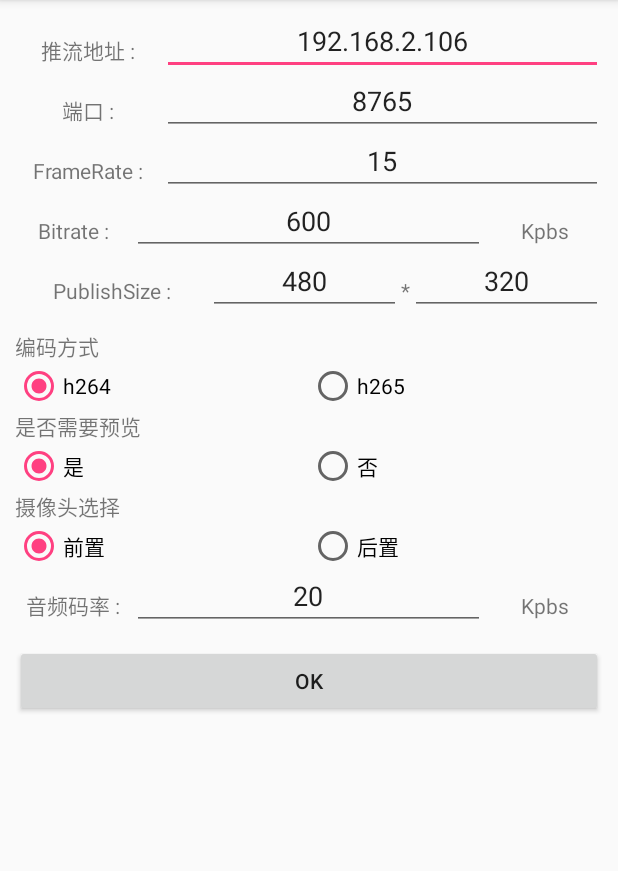
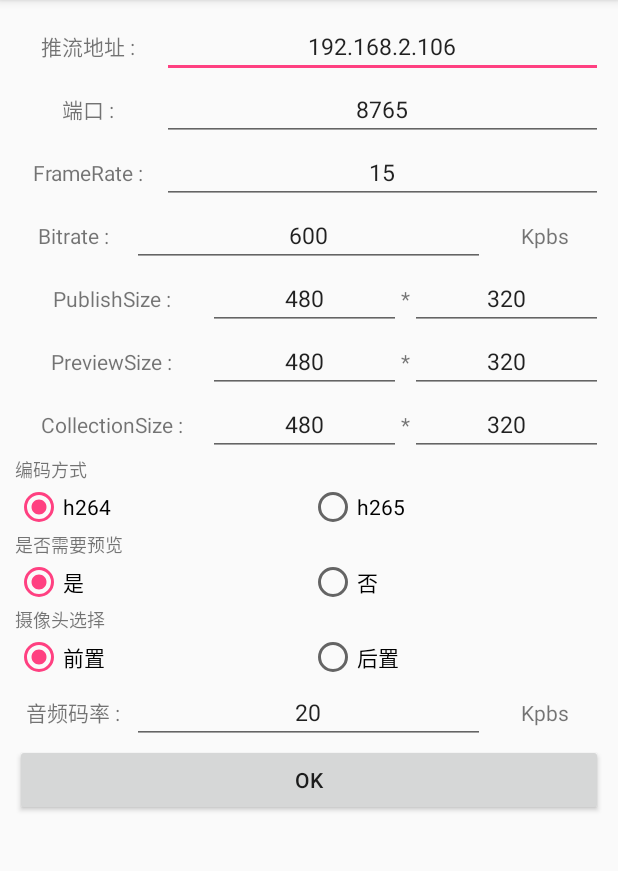
Before and after one commit to wbaizx/VideoLive, an Android app: the SendReady screen opened directly, with no data from a screen before it, on a phone screen of 412 x 824 dp, the part 84-955 px from its top. Run offline under Robolectric (Android 15) with nearby library versions, the phone set to English and light mode, and no system bars.

Commit message:
修复文件录制崩溃，增加文件录制准备就绪回调，增加几种类型分辨率设置

```diff
--- a/app/src/main/java/com/videolive/Send.java
+++ b/app/src/main/java/com/videolive/Send.java
@@ -32,7 +32,9 @@ public class Send extends AppCompatActivity {
                 .setIsPreview(getIntent().getExtras().getBoolean("ispreview"))
                 .setBitrate(getIntent().getExtras().getInt("bitrate"))
                 .setBitrateVC(getIntent().getExtras().getInt("bitrate_vc"))
-                .setPublishSize(getIntent().getExtras().getInt("width"), getIntent().getExtras().getInt("height"))
+                .setPublishSize(getIntent().getExtras().getInt("pu_width"), getIntent().getExtras().getInt("pu_height"))
+                .setPreviewSize(getIntent().getExtras().getInt("pr_width"), getIntent().getExtras().getInt("pr_height"))
+                .setCollectionSize(getIntent().getExtras().getInt("c_width"), getIntent().getExtras().getInt("c_height"))
                 .setRotate(getIntent().getExtras().getBoolean("rotate"))
                 .setVideoPath(Environment.getExternalStorageDirectory().getPath() + "/VideoLive.mp4")
                 .build();
--- a/app/src/main/java/com/videolive/SendReady.java
+++ b/app/src/main/java/com/videolive/SendReady.java
@@ -15,8 +15,12 @@ public class SendReady extends AppCompatActivity {
     private EditText port;
     private EditText framerate;
     private EditText bitrate;
-    private EditText width;
-    private EditText height;
+    private EditText pu_width;
+    private EditText pu_height;
+    private EditText pr_width;
+    private EditText pr_height;
+    private EditText c_width;
+    private EditText c_height;
     private EditText bitrate_vc;
     private RadioGroup videoCode;
     private RadioGroup preview;
@@ -32,9 +36,13 @@ public class SendReady extends AppCompatActivity {
         port = findViewById(R.id.port);
         framerate = findViewById(R.id.framerate);
         bitrate = findViewById(R.id.bitrate);
+        pr_width = findViewById(R.id.pr_width);
+        c_width = findViewById(R.id.c_width);
+        pr_height = findViewById(R.id.pr_height);
+        c_height = findViewById(R.id.c_height);
         bitrate_vc = findViewById(R.id.bitrate_vc);
-        width = findViewById(R.id.width);
-        height = findViewById(R.id.height);
+        pu_width = findViewById(R.id.pu_width);
+        pu_height = findViewById(R.id.pu_height);
         videoCode = findViewById(R.id.svideoCode);
         preview = findViewById(R.id.preview);
         rotate = findViewById(R.id.rotate);
@@ -56,8 +64,12 @@ public class SendReady extends AppCompatActivity {
         bundle.putInt("framerate", Integer.parseInt(framerate.getText().toString()));
         bundle.putInt("bitrate", Integer.parseInt(bitrate.getText().toString()) * 1024);
         bundle.putInt("bitrate_vc", Integer.parseInt(bitrate_vc.getText().toString()) * 1024);
-        bundle.putInt("width", Integer.parseInt(width.getText().toString()));
-        bundle.putInt("height", Integer.parseInt(height.getText().toString()));
+        bundle.putInt("pu_width", Integer.parseInt(pu_width.getText().toString()));
+        bundle.putInt("pu_height", Integer.parseInt(pu_height.getText().toString()));
+        bundle.putInt("pr_width", Integer.parseInt(pr_width.getText().toString()));
+        bundle.putInt("pr_height", Integer.parseInt(pr_height.getText().toString()));
+        bundle.putInt("c_height", Integer.parseInt(c_height.getText().toString()));
+        bundle.putInt("c_width", Integer.parseInt(c_width.getText().toString()));
 
         if (videoCode.getCheckedRadioButtonId() == R.id.sh264) {
             bundle.putString("videoCode", VDEncoder.H264);
--- a/app/src/main/res/layout/activity_send_ready.xml
+++ b/app/src/main/res/layout/activity_send_ready.xml
@@ -14,7 +14,7 @@
 
         <TextView
             android:layout_width="0dp"
-            android:layout_height="40dp"
+            android:layout_height="wrap_content"
             android:layout_weight="1"
             android:gravity="center"
             android:text="推流地址 :" />
@@ -22,10 +22,11 @@
         <EditText
             android:id="@+id/url"
             android:layout_width="0dp"
-            android:layout_height="40dp"
+            android:layout_height="wrap_content"
             android:layout_weight="3"
             android:gravity="center"
-            android:text="192.168.2.106" />
+            android:text="192.168.2.106"
+            android:textSize="15dp" />
     </LinearLayout>
 
     <LinearLayout
@@ -35,7 +36,7 @@
 
         <TextView
             android:layout_width="0dp"
-            android:layout_height="40dp"
+            android:layout_height="wrap_content"
             android:layout_weight="1"
             android:gravity="center"
             android:text="端口 :" />
@@ -43,10 +44,11 @@
         <EditText
             android:id="@+id/port"
             android:layout_width="0dp"
-            android:layout_height="40dp"
+            android:layout_height="wrap_content"
             android:layout_weight="3"
             android:gravity="center"
-            android:text="8765" />
+            android:text="8765"
+            android:textSize="15dp" />
     </LinearLayout>
 
     <LinearLayout
@@ -56,7 +58,7 @@
 
         <TextView
             android:layout_width="0dp"
-            android:layout_height="40dp"
+            android:layout_height="wrap_content"
             android:layout_weight="1"
             android:gravity="center"
             android:text="FrameRate :" />
@@ -64,10 +66,11 @@
         <EditText
             android:id="@+id/framerate"
             android:layout_width="0dp"
-            android:layout_height="40dp"
+            android:layout_height="wrap_content"
             android:layout_weight="3"
             android:gravity="center"
-            android:text="15" />
+            android:text="15"
+            android:textSize="15dp" />
 
 
     </LinearLayout>
@@ -79,7 +82,7 @@
 
         <TextView
             android:layout_width="0dp"
-            android:layout_height="40dp"
+            android:layout_height="wrap_content"
             android:layout_weight="1"
             android:gravity="center"
             android:text="Bitrate :" />
@@ -87,14 +90,15 @@
         <EditText
             android:id="@+id/bitrate"
             android:layout_width="0dp"
-            android:layout_height="40dp"
+            android:layout_height="wrap_content"
             android:layout_weight="3"
             android:gravity="center"
-            android:text="600" />
+            android:text="600"
+            android:textSize="15dp" />
 
         <TextView
             android:layout_width="0dp"
-            android:layout_height="40dp"
+            android:layout_height="wrap_content"
             android:layout_weight="1"
             android:gravity="center"
             android:text="Kpbs" />
@@ -107,39 +111,115 @@
 
         <TextView
             android:layout_width="0dp"
-            android:layout_height="40dp"
+            android:layout_height="wrap_content"
             android:layout_weight="1"
             android:gravity="center"
             android:text="PublishSize :" />
 
         <EditText
-            android:id="@+id/width"
+            android:id="@+id/pu_width"
             android:layout_width="0dp"
-            android:layout_height="40dp"
+            android:layout_height="wrap_content"
             android:layout_weight="1"
             android:gravity="center"
-            android:text="480" />
+            android:text="480"
+            android:textSize="15dp" />
 
         <TextView
             android:layout_width="wrap_content"
-            android:layout_height="40dp"
+            android:layout_height="wrap_content"
             android:gravity="center"
             android:text="*" />
 
         <EditText
-            android:id="@+id/height"
+            android:id="@+id/pu_height"
             android:layout_width="0dp"
-            android:layout_height="40dp"
+            android:layout_height="wrap_content"
             android:layout_weight="1"
             android:gravity="center"
-            android:text="320" />
+            android:text="320"
+            android:textSize="15dp" />
+    </LinearLayout>
+
+    <LinearLayout
+        android:layout_width="match_parent"
+        android:layout_height="wrap_content"
+        android:orientation="horizontal">
+
+        <TextView
+            android:layout_width="0dp"
+            android:layout_height="wrap_content"
+            android:layout_weight="1"
+            android:gravity="center"
+            android:text="PreviewSize :" />
+
+        <EditText
+            android:id="@+id/pr_width"
+            android:layout_width="0dp"
+            android:layout_height="wrap_content"
+            android:layout_weight="1"
+            android:gravity="center"
+            android:text="480"
+            android:textSize="15dp" />
+
+        <TextView
+            android:layout_width="wrap_content"
+            android:layout_height="wrap_content"
+            android:gravity="center"
+            android:text="*" />
+
+        <EditText
+            android:id="@+id/pr_height"
+            android:layout_width="0dp"
+            android:layout_height="wrap_content"
+            android:layout_weight="1"
+            android:gravity="center"
+            android:text="320"
+            android:textSize="15dp" />
+    </LinearLayout>
+
+    <LinearLayout
+        android:layout_width="match_parent"
+        android:layout_height="wrap_content"
+        android:orientation="horizontal">
+
+        <TextView
+            android:layout_width="0dp"
+            android:layout_height="wrap_content"
+            android:layout_weight="1"
+            android:gravity="center"
+            android:text="CollectionSize :" />
+
+        <EditText
+            android:id="@+id/c_width"
+            android:layout_width="0dp"
+            android:layout_height="wrap_content"
+            android:layout_weight="1"
+            android:gravity="center"
+            android:text="480"
+            android:textSize="15dp" />
+
+        <TextView
+            android:layout_width="wrap_content"
+            android:layout_height="wrap_content"
+            android:gravity="center"
+            android:text="*" />
+
+        <EditText
+            android:id="@+id/c_height"
+            android:layout_width="0dp"
+            android:layout_height="wrap_content"
+            android:layout_weight="1"
+            android:gravity="center"
+            android:text="320"
+            android:textSize="15dp" />
     </LinearLayout>
 
     <TextView
         android:layout_width="match_parent"
         android:layout_height="wrap_content"
-        android:layout_marginTop="10dp"
-        android:text="编码方式" />
+        android:text="编码方式"
+        android:textSize="12dp" />
 
     <RadioGroup
         android:id="@+id/svideoCode"
@@ -166,7 +246,8 @@
     <TextView
         android:layout_width="match_parent"
         android:layout_height="wrap_content"
-        android:text="是否需要预览" />
+        android:text="是否需要预览"
+        android:textSize="12dp" />
 
     <RadioGroup
         android:id="@+id/preview"
@@ -193,7 +274,8 @@
     <TextView
         android:layout_width="match_parent"
         android:layout_height="wrap_content"
-        android:text="摄像头选择" />
+        android:text="摄像头选择"
+        android:textSize="12dp" />
 
     <RadioGroup
         android:id="@+id/rotate"
@@ -224,7 +306,7 @@
 
         <TextView
             android:layout_width="0dp"
-            android:layout_height="40dp"
+            android:layout_height="wrap_content"
             android:layout_weight="1"
             android:gravity="center"
             android:text="音频码率 :" />
@@ -232,14 +314,15 @@
         <EditText
             android:id="@+id/bitrate_vc"
             android:layout_width="0dp"
-            android:layout_height="40dp"
+            android:layout_height="wrap_content"
             android:layout_weight="3"
             android:gravity="center"
-            android:text="20" />
+            android:text="20"
+            android:textSize="15dp" />
 
         <TextView
             android:layout_width="0dp"
-            android:layout_height="40dp"
+            android:layout_height="wrap_content"
             android:layout_weight="1"
             android:gravity="center"
             android:text="Kpbs" />
@@ -249,6 +332,5 @@
         android:id="@+id/begin"
         android:layout_width="match_parent"
         android:layout_height="wrap_content"
-        android:layout_marginTop="10dp"
         android:text="ok" />
 </LinearLayout>
--- a/library/src/main/java/com/library/util/mLog.java
+++ b/library/src/main/java/com/library/util/mLog.java
@@ -8,6 +8,6 @@ import android.util.Log;
 
 public class mLog {
     public static void log(String TAG, String content) {
-//        Log.d(TAG, content);
+        Log.d(TAG, content);
     }
 }
```
Also changed, not shown: library/src/main/java/com/library/Player.java (+6 -2 lines), library/src/main/java/com/library/Publish.java (+69 -13 lines), library/src/main/java/com/library/file/WriteMp4.java (+98 -23 lines), library/src/main/java/com/library/vd/VDDecoder.java (+5 -14 lines), 1 other file.
